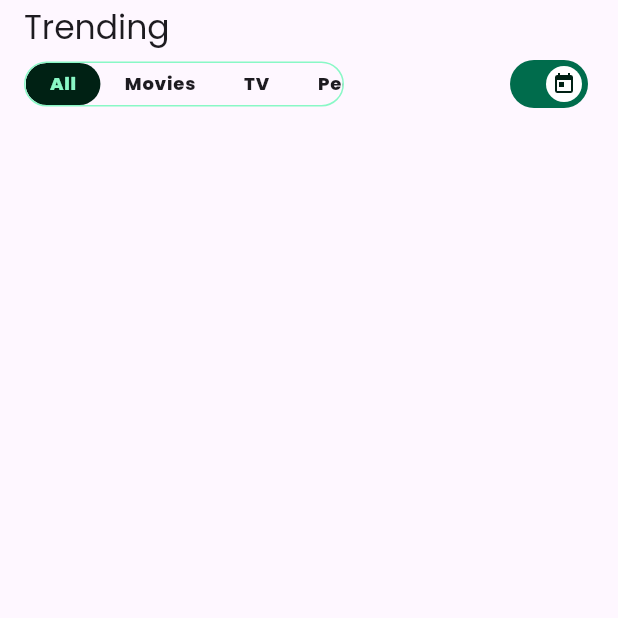
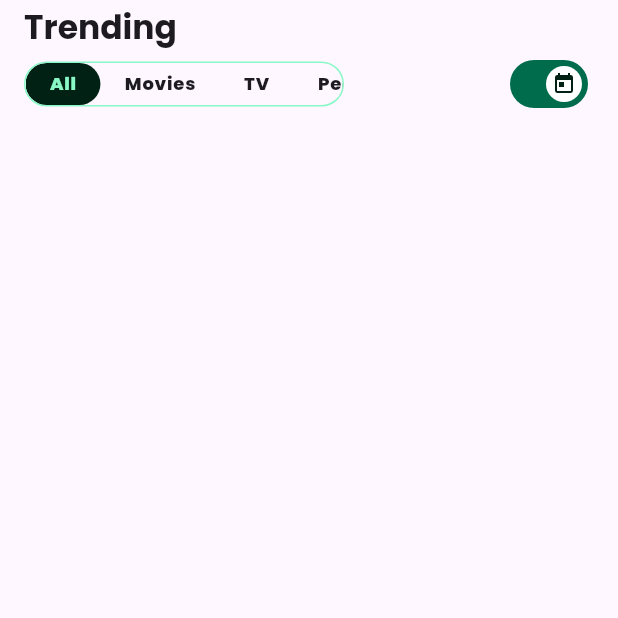
Before and after one commit to harshal31/TMDB_demo_app, a Flutter app: the HomeScreen screen opened by its route, on a phone screen of 412 x 824 dp, the top half of it. Run offline on Flutter 3.47's test engine with Material 3 defaults, Android fonts, the phone set to English and light mode, and no system bars; our stand-ins replace dio, equatable, extended_image, flutter_bloc, flutter_svg, fpdart and 8 more; accounts and stored records are empty; generated files the repository leaves out were written again; network calls fail; statements that could not run were skipped.

Commit message:
Trending: Handle text section properly across screens.

```diff
--- a/apps/TMDB_App/lib/features/home_feature/presentation/screens/mobile/home_mobile.dart
+++ b/apps/TMDB_App/lib/features/home_feature/presentation/screens/mobile/home_mobile.dart
@@ -29,7 +29,9 @@ class HomeMobile extends StatelessWidget {
               children: [
                 Text(
                   context.tr.trending,
-                  style: context.textTheme.titleLarge,
+                  style: context.textTheme.titleLarge?.copyWith(
+                    fontWeight: FontWeight.w700,
+                  ),
                 ),
                 Row(
                   children: [
--- a/apps/TMDB_App/lib/features/home_feature/presentation/screens/tablet/home_tablet.dart
+++ b/apps/TMDB_App/lib/features/home_feature/presentation/screens/tablet/home_tablet.dart
@@ -31,8 +31,9 @@ class HomeTablet extends StatelessWidget {
                   children: [
                     Text(
                       context.tr.trending,
-                      style: context.textTheme.headlineMedium
-                          ?.copyWith(fontWeight: FontWeight.w700),
+                        style: context.textTheme.displaySmall?.copyWith(
+                          fontWeight: FontWeight.w700,
+                        ),
                     ),
                     SizedBox(width: 8),
                     Expanded(
--- a/apps/TMDB_App/lib/features/home_feature/presentation/screens/web/home_web.dart
+++ b/apps/TMDB_App/lib/features/home_feature/presentation/screens/web/home_web.dart
@@ -31,8 +31,9 @@ class HomeWeb extends StatelessWidget {
                   children: [
                     Text(
                       context.tr.trending,
-                      style: context.textTheme.headlineMedium
-                          ?.copyWith(fontWeight: FontWeight.w700),
+                      style: context.textTheme.displayMedium?.copyWith(
+                        fontWeight: FontWeight.w700,
+                      ),
                     ),
                     SizedBox(width: 8),
                     Expanded(
```
